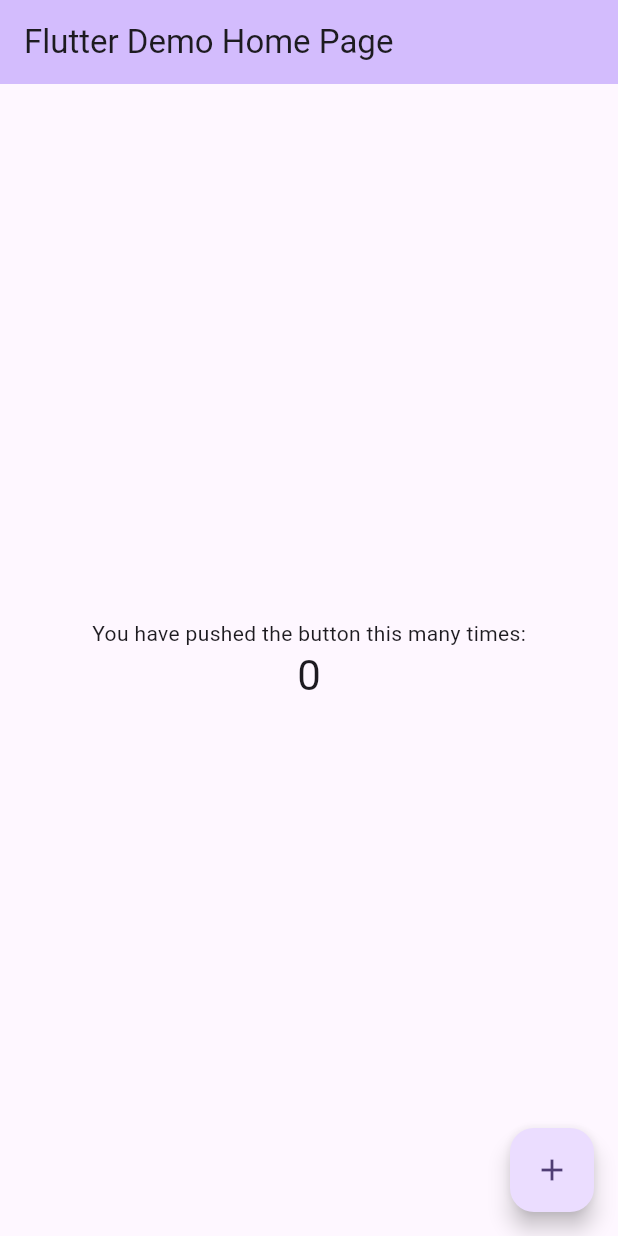
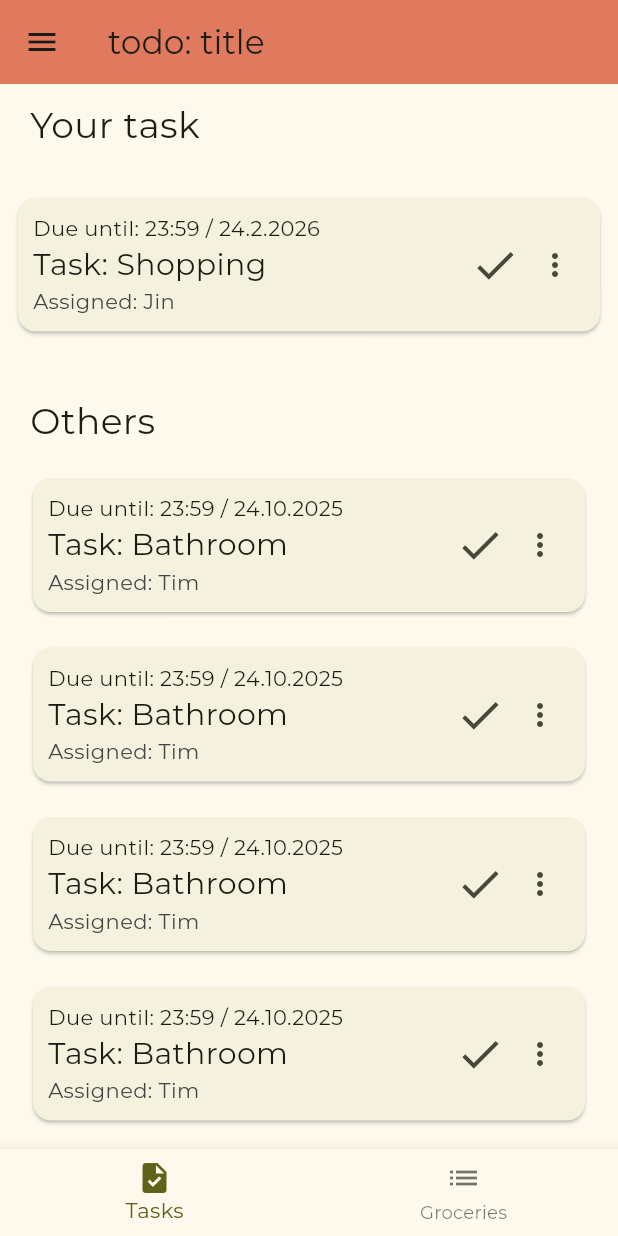
Before and after one commit to Lejinnie/flatorg, a Flutter app: the screen it shows after launch, on a phone screen of 412 x 824 dp. Run offline on Flutter 3.47's test engine with Material 3 defaults, Android fonts, the light colour scheme and no system bars.

Commit message:
made the basic UI for the Tasks page

```diff
--- /dev/null
+++ b/lib/HomepageWrapper.dart
@@ -0,0 +1,36 @@
+import 'package:flatorg/pages/TasksHomepage.dart';
+import 'package:flatorg/styles/Colors.dart';
+import 'package:flutter/material.dart';
+
+class HomepageWrapper extends StatefulWidget {
+  const HomepageWrapper({super.key, required this.title});
+
+  final String title;
+
+  @override
+  State<StatefulWidget> createState() {
+    return _HomepageWrapperState();
+  }
+}
+
+class _HomepageWrapperState extends State<HomepageWrapper> {
+  @override
+  Widget build(BuildContext context) {
+    return Scaffold(
+      appBar: AppBar(
+        backgroundColor: MyColors.highlight,
+        title: Text(widget.title),
+      ),
+      drawer: const Drawer(
+        child: SafeArea(child: ListTile(title: Text("TODO"))),
+      ),
+      body: TasksHomepage(),
+      bottomNavigationBar: BottomNavigationBar(
+        items: const [
+          BottomNavigationBarItem(icon: Icon(Icons.task), label: 'Tasks'),
+          BottomNavigationBarItem(icon: Icon(Icons.list), label: 'Groceries'),
+        ],
+      ),
+    );
+  }
+}
--- /dev/null
+++ b/lib/cards/TaskCard.dart
@@ -0,0 +1,92 @@
+import 'package:flatorg/datastructures/MyTask.dart';
+import 'package:flatorg/styles/Colors.dart';
+import 'package:flatorg/styles/Spacings.dart';
+import 'package:flutter/material.dart';
+
+class TaskCard extends StatefulWidget {
+  const TaskCard({
+    super.key,
+    required this.task,
+    required this.personname,
+    required this.duedate,
+  });
+
+  final Mytask task;
+  final String personname;
+  final DateTime duedate;
+
+  @override
+  State<StatefulWidget> createState() {
+    return _TaskCardState();
+  }
+}
+
+class _TaskCardState extends State<TaskCard> {
+  // TODO: replace with proper data structure and stuff
+
+  @override
+  Widget build(BuildContext context) {
+    return Container(
+      padding: Spacings.big_card_outside_padding,
+      child: Card(
+        shadowColor: MyColors.black,
+        color: MyColors.background,
+        child: Container(
+          padding: EdgeInsets.all(10),
+          child: Row(
+            mainAxisSize: MainAxisSize.max,
+            children: [
+              Expanded(
+                child: Column(
+                  crossAxisAlignment: CrossAxisAlignment.start,
+                  children: [
+                    Text(
+                      // TODO: make this change colour or something else when less than 72h to finish.
+                      "Due until: ${widget.duedate.hour}:${widget.duedate.minute} / ${widget.duedate.day}.${widget.duedate.month}.${widget.duedate.year}",
+                    ),
+                    Text(
+                      "Task: ${widget.task.getTaskName()}",
+                      style: TextStyle(fontSize: 20),
+                    ),
+                    Text(
+                      "Assigned: ${widget.personname}",
+                      style: TextStyle(color: MyColors.darkgray),
+                    ),
+                  ],
+                ),
+              ),
+              SizedBox(
+                width: 40,
+                height: 40,
+                child: IconButton(
+                  style: ButtonStyle(
+                    // backgroundColor: WidgetStateProperty.all(
+                    //   MyColors.highlight,
+                    // ),
+                    // shape: WidgetStateProperty.all(
+                    //   RoundedRectangleBorder(
+                    //     borderRadius: BorderRadius.circular(10),
+                    //   ),
+                    // ),
+                  ),
+                  padding: EdgeInsets.all(0),
+                  onPressed: () => {},
+                  icon: Icon(Icons.check, size: 33),
+                ),
+              ),
+              SizedBox(
+                width: 40,
+                height: 40,
+                child: IconButton(
+                  padding: EdgeInsets.all(0),
+                  onPressed: () => {},
+                  icon: Icon(Icons.more_vert),
+                ),
+              ),
+            ],
+          ),
+        ),
+      ),
+    );
+  }
+}
--- /dev/null
+++ b/lib/datastructures/MyTask.dart
@@ -0,0 +1,8 @@
+class Mytask {
+  String _taskname;
+  int difficulty;
+
+  Mytask(this._taskname, this.difficulty);
+
+  getTaskName() => _taskname;
+}
--- /dev/null
+++ b/lib/datastructures/MyTaskList.dart
@@ -0,0 +1,26 @@
+import 'package:flatorg/datastructures/MyTask.dart';
+
+class Mytasklist {
+  final List<Mytask> _taskList;
+  int _maxdifficulty = 0;
+
+  Mytasklist(this._taskList, this._maxdifficulty);
+
+  void setMaxDifficulty(int newDiff) {
+    _maxdifficulty = newDiff;
+  }
+
+  int getMaxDifficulty() {
+    return _maxdifficulty;
+  }
+
+  void append(Mytask newTask) {
+    _taskList.add(newTask);
+  }
+
+  // TODO: REORDER FUNCTION
+
+  Mytask remove() {
+    return _taskList.removeLast();
+  }
+}
--- a/lib/main.dart
+++ b/lib/main.dart
@@ -1,4 +1,7 @@
+import 'package:flatorg/HomepageWrapper.dart';
 import 'package:flutter/material.dart';
+
+import 'styles/Colors.dart';
 
 void main() {
   runApp(const MyApp());
@@ -11,112 +14,12 @@ class MyApp extends StatelessWidget {
   @override
   Widget build(BuildContext context) {
     return MaterialApp(
-      title: 'Flutter Demo',
+      title: 'FlatOrg',
       theme: ThemeData(
-        // This is the theme of your application.
-        //
-        // TRY THIS: Try running your application with "flutter run". You'll see
-        // the application has a purple toolbar. Then, without quitting the app,
-        // try changing the seedColor in the colorScheme below to Colors.green
-        // and then invoke "hot reload" (save your changes or press the "hot
-        // reload" button in a Flutter-supported IDE, or press "r" if you used
-        // the command line to start the app).
-        //
-        // Notice that the counter didn't reset back to zero; the application
-        // state is not lost during the reload. To reset the state, use hot
-        // restart instead.
-        //
-        // This works for code too, not just values: Most code changes can be
-        // tested with just a hot reload.
-        colorScheme: ColorScheme.fromSeed(seedColor: Colors.deepPurple),
+        colorScheme: ColorScheme.fromSeed(seedColor: MyColors.background),
+        fontFamily: 'Montserrat',
       ),
-      home: const MyHomePage(title: 'Flutter Demo Home Page'),
+      home: HomepageWrapper(title: "todo: title"),
     );
   }
 }
-
-class MyHomePage extends StatefulWidget {
-  const MyHomePage({super.key, required this.title});
-
-  // This widget is the home page of your application. It is stateful, meaning
-  // that it has a State object (defined below) that contains fields that affect
-  // how it looks.
-
-  // This class is the configuration for the state. It holds the values (in this
-  // case the title) provided by the parent (in this case the App widget) and
-  // used by the build method of the State. Fields in a Widget subclass are
-  // always marked "final".
-
-  final String title;
-
-  @override
-  State<MyHomePage> createState() => _MyHomePageState();
-}
-
-class _MyHomePageState extends State<MyHomePage> {
-  int _counter = 0;
-
-  void _incrementCounter() {
-    setState(() {
-      // This call to setState tells the Flutter framework that something has
-      // changed in this State, which causes it to rerun the build method below
-      // so that the display can reflect the updated values. If we changed
-      // _counter without calling setState(), then the build method would not be
-      // called again, and so nothing would appear to happen.
-      _counter++;
-    });
-  }
-
-  @override
-  Widget build(BuildContext context) {
-    // This method is rerun every time setState is called, for instance as done
-    // by the _incrementCounter method above.
-    //
-    // The Flutter framework has been optimized to make rerunning build methods
-    // fast, so that you can just rebuild anything that needs updating rather
-    // than having to individually change instances of widgets.
-    return Scaffold(
-      appBar: AppBar(
-        // TRY THIS: Try changing the color here to a specific color (to
-        // Colors.amber, perhaps?) and trigger a hot reload to see the AppBar
-        // change color while the other colors stay the same.
-        backgroundColor: Theme.of(context).colorScheme.inversePrimary,
-        // Here we take the value from the MyHomePage object that was created by
-        // the App.build method, and use it to set our appbar title.
-        title: Text(widget.title),
-      ),
-      body: Center(
-        // Center is a layout widget. It takes a single child and positions it
-        // in the middle of the parent.
-        child: Column(
-          // Column is also a layout widget. It takes a list of children and
-          // arranges them vertically. By default, it sizes itself to fit its
-          // children horizontally, and tries to be as tall as its parent.
-          //
-          // Column has various properties to control how it sizes itself and
-          // how it positions its children. Here we use mainAxisAlignment to
-          // center the children vertically; the main axis here is the vertical
-          // axis because Columns are vertical (the cross axis would be
-          // horizontal).
-          //
-          // TRY THIS: Invoke "debug painting" (choose the "Toggle Debug Paint"
-          // action in the IDE, or press "p" in the console), to see the
-          // wireframe for each widget.
-          mainAxisAlignment: MainAxisAlignment.center,
-          children: <Widget>[
-            const Text('You have pushed the button this many times:'),
-            Text(
-              '$_counter',
-              style: Theme.of(context).textTheme.headlineMedium,
-            ),
-          ],
-        ),
-      ),
-      floatingActionButton: FloatingActionButton(
-        onPressed: _incrementCounter,
-        tooltip: 'Increment',
-        child: const Icon(Icons.add),
-      ), // This trailing comma makes auto-formatting nicer for build methods.
-    );
-  }
-}
--- /dev/null
+++ b/lib/pages/GroceriesHomepage.dart
@@ -0,0 +1,9 @@
+import 'package:flutter/material.dart';
+
+class Grocerieshomepage extends StatefulWidget {
+  @override
+  State<StatefulWidget> createState() {
+    // TODO: implement createState
+    throw UnimplementedError();
+  }
+}
--- /dev/null
+++ b/lib/pages/TasksHomepage.dart
@@ -0,0 +1,86 @@
+import 'package:flatorg/cards/TaskCard.dart';
+import 'package:flatorg/datastructures/MyTask.dart';
+import 'package:flatorg/styles/Sizes.dart';
+import 'package:flatorg/styles/Spacings.dart';
+import 'package:flutter/material.dart';
+
+class TasksHomepage extends StatefulWidget {
+  const TasksHomepage({super.key});
+  @override
+  State<TasksHomepage> createState() => _TasksHomepageState();
+}
+
+class _TasksHomepageState extends State<TasksHomepage> {
+  @override
+  Widget build(BuildContext context) {
+    return Column(
+      crossAxisAlignment: CrossAxisAlignment.start,
+      children: [
+        SizedBox(
+          child: Padding(
+            padding: Spacings.header_padding,
+            child: Text(
+              "Your task",
+              style: TextStyle(fontSize: Sizes.h2, fontWeight: FontWeight.w400),
+            ),
+          ),
+        ),
+        SizedBox(
+          child: Padding(
+            padding: Spacings.main_task_card_padding,
+            child: TaskCard(
+              task: Mytask("Shopping", 0),
+              personname: "Jin",
+              duedate: DateTime(2026, 2, 24, 23, 59),
+            ),
+          ),
+        ),
+        SizedBox(
+          child: Padding(
+            padding: Spacings.header_padding,
+            child: Text(
+              "Others",
+              style: TextStyle(fontSize: Sizes.h2, fontWeight: FontWeight.w400),
+            ),
+          ),
+        ),
+        Expanded(
+          child: Padding(
+            padding: Spacings.list_outside_padding,
+            child: ListView(
+              padding: Spacings.list_padding,
+
+              children: [
+                TaskCard(
+                  task: Mytask("Bathroom", 0),
+                  personname: "Tim",
+                  duedate: DateTime(2025, 10, 24, 23, 59),
+                ),
+                TaskCard(
+                  task: Mytask("Bathroom", 0),
+                  personname: "Tim",
+                  duedate: DateTime(2025, 10, 24, 23, 59),
+                ),
+                TaskCard(
+                  task: Mytask("Bathroom", 0),
+                  personname: "Tim",
+                  duedate: DateTime(2025, 10, 24, 23, 59),
+                ),
+                TaskCard(
+                  task: Mytask("Bathroom", 0),
+                  personname: "Tim",
+                  duedate: DateTime(2025, 10, 24, 23, 59),
+                ),
+                TaskCard(
+                  task: Mytask("Bathroom", 0),
+                  personname: "Tim",
+                  duedate: DateTime(2025, 10, 24, 23, 59),
+                ),
+              ],
+            ),
+          ),
+        ),
+      ],
+    );
+  }
+}
--- /dev/null
+++ b/lib/styles/Colors.dart
@@ -0,0 +1,13 @@
+import 'package:flutter/material.dart';
+
+class MyColors {
+  static const background = Color(0xfff4f1de);
+  static const highlight = Color(0xffe07a5f);
+  static const contrast = Color(0xff3d405b);
+
+  static const black = Color(0xff000000);
+  static const darkgray = Color(0xff444444);
+  static const mediumgray = Color(0xff888888);
+  static const lightgray = Color(0xffcccccc);
+  static const white = Color(0xffffffff);
+}
--- /dev/null
+++ b/lib/styles/Sizes.dart
@@ -0,0 +1,7 @@
+class Sizes {
+  static const small = 10.0;
+  static const regular = 14.0;
+  static const h3 = 18.0;
+  static const h2 = 24.0;
+  static const h1 = 30.0;
+}
--- /dev/null
+++ b/lib/styles/Spacings.dart
@@ -0,0 +1,10 @@
+import 'package:flutter/cupertino.dart';
+
+class Spacings {
+  static const card_outside_padding = EdgeInsets.all(8);
+  static const big_card_outside_padding = EdgeInsets.fromLTRB(8, 8, 8, 8);
+  static const list_padding = EdgeInsets.fromLTRB(10, 0, 10, 10);
+  static const header_padding = EdgeInsets.fromLTRB(20, 10, 0, 0);
+  static const list_outside_padding = EdgeInsets.fromLTRB(0, 10, 0, 0);
+  static const main_task_card_padding = EdgeInsets.fromLTRB(0, 20, 0, 20);
+}
```
Also changed, not shown: pubspec.yaml (+8 -1 lines), fonts/Montserrat-Bold.ttf (added), fonts/Montserrat-Italic.ttf (added), fonts/Montserrat-Regular.ttf (added).
